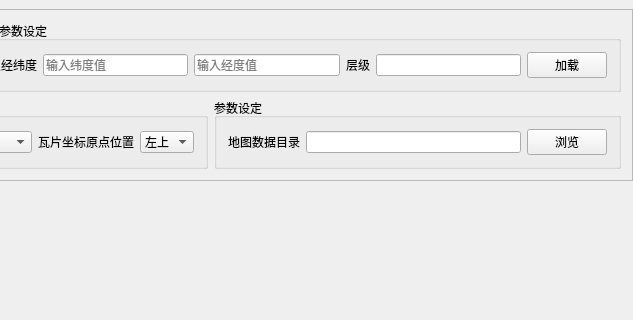
Above: zchx_ecdis/src/mainwindow.ui from bnufree/MapMerge before the change; both pictures show x 247 to 880 and y 0 to 320 of the 880 by 571 pixel window. Below: the same form after it.
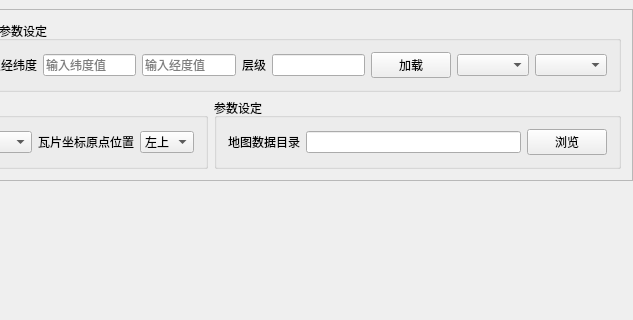
That is the form after the change.

Diff of the .ui file:
```diff
--- a/zchx_ecdis/src/mainwindow.ui
+++ b/zchx_ecdis/src/mainwindow.ui
@@ -120,6 +120,12 @@
               </property>
              </widget>
             </item>
+            <item>
+             <widget class="QComboBox" name="colorSchemeCBX"/>
+            </item>
+            <item>
+             <widget class="QComboBox" name="displayCategoryCBX"/>
+            </item>
            </layout>
           </widget>
          </item>
```
